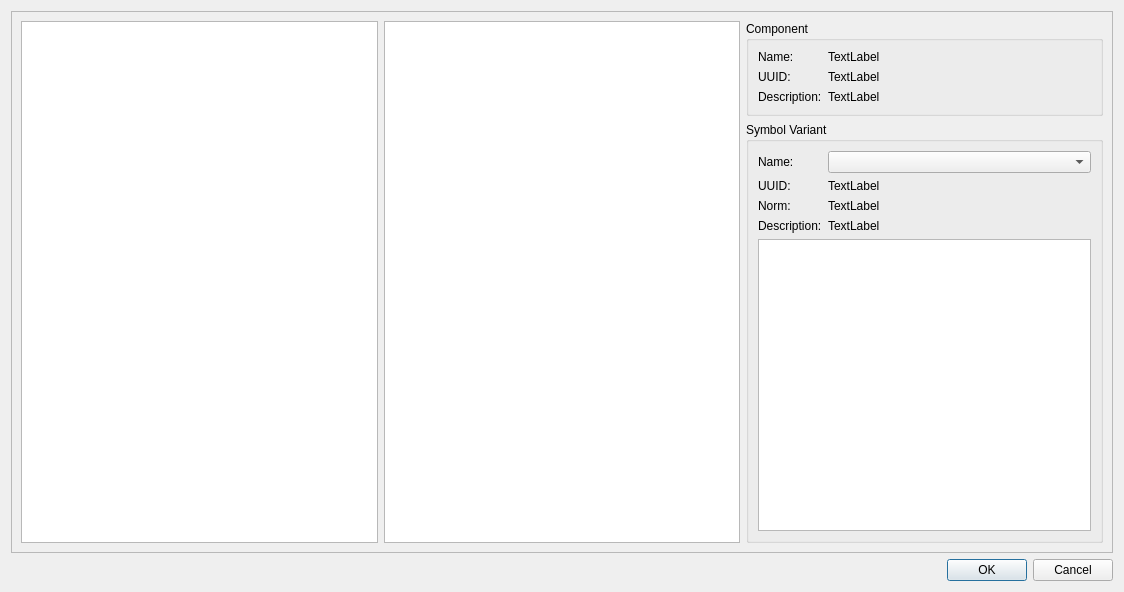
Above: libs/librepcbprojecteditor/dialogs/addcomponentdialog.ui from LibrePCB/LibrePCB before the change. Below: the same form after it.
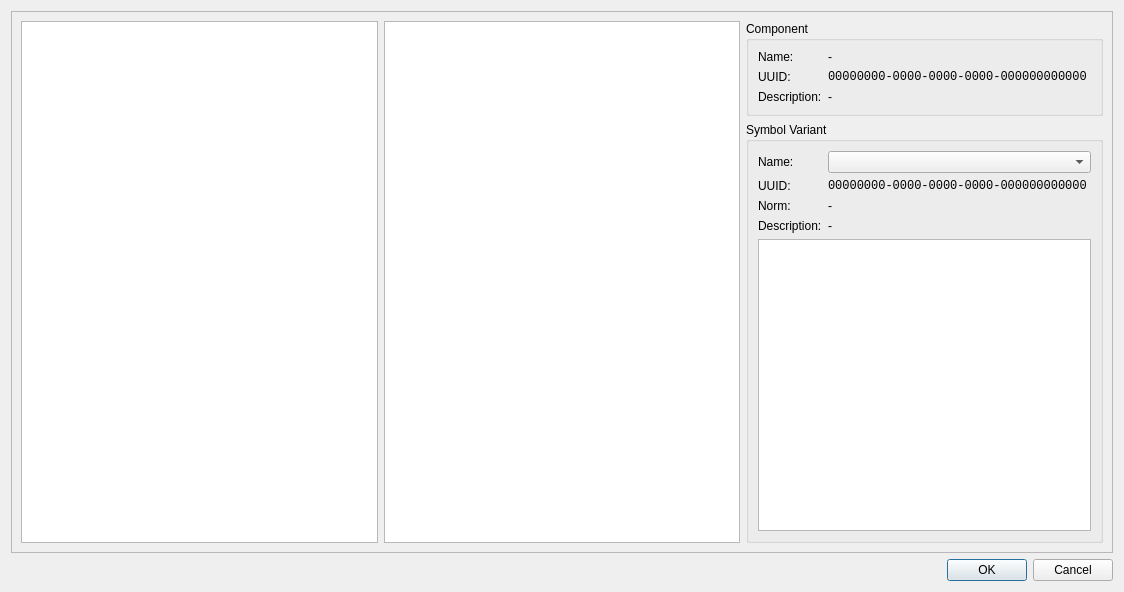
That is the form after the change. Custom widgets are drawn as their Qt base class.

Commit message:
AddComponentDialog: (Hopefully) fixed struggling GUI by using a monospace font for UUIDs
Some widgets changed their width when selecting a different component because the width of UUID labels were adjusted. By using a monospace font for these UUID labels, the width should be fixed now...

Diff of the .ui file:
```diff
--- a/libs/librepcbprojecteditor/dialogs/addcomponentdialog.ui
+++ b/libs/librepcbprojecteditor/dialogs/addcomponentdialog.ui
@@ -73,7 +73,7 @@
             <item row="0" column="1">
              <widget class="QLabel" name="lblCompName">
               <property name="text">
-               <string>TextLabel</string>
+               <string>-</string>
               </property>
               <property name="wordWrap">
                <bool>true</bool>
@@ -92,8 +92,13 @@
             </item>
             <item row="1" column="1">
              <widget class="QLabel" name="lblCompUuid">
+              <property name="font">
+               <font>
+                <family>Liberation Mono</family>
+               </font>
+              </property>
               <property name="text">
-               <string>TextLabel</string>
+               <string>00000000-0000-0000-0000-000000000000</string>
               </property>
               <property name="textInteractionFlags">
                <set>Qt::LinksAccessibleByMouse|Qt::TextSelectableByMouse</set>
@@ -110,7 +115,7 @@
             <item row="2" column="1">
              <widget class="QLabel" name="lblCompDescription">
               <property name="text">
-               <string>TextLabel</string>
+               <string>-</string>
               </property>
               <property name="wordWrap">
                <bool>true</bool>
@@ -153,8 +158,13 @@
               </item>
               <item row="1" column="1">
                <widget class="QLabel" name="lblSymbVarUuid">
+                <property name="font">
+                 <font>
+                  <family>Liberation Mono</family>
+                 </font>
+                </property>
                 <property name="text">
-                 <string>TextLabel</string>
+                 <string>00000000-0000-0000-0000-000000000000</string>
                 </property>
                 <property name="wordWrap">
                  <bool>true</bool>
@@ -174,7 +184,7 @@
               <item row="3" column="1">
                <widget class="QLabel" name="lblSymbVarDescription">
                 <property name="text">
-                 <string>TextLabel</string>
+                 <string>-</string>
                 </property>
                 <property name="wordWrap">
                  <bool>true</bool>
@@ -194,7 +204,7 @@
               <item row="2" column="1">
                <widget class="QLabel" name="lblSymbVarNorm">
                 <property name="text">
-                 <string>TextLabel</string>
+                 <string>-</string>
                 </property>
                 <property name="wordWrap">
                  <bool>true</bool>
```
The commit also changes 1 other file.
